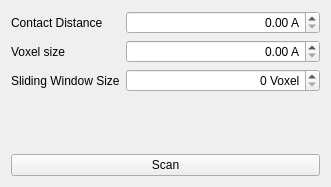
MathieuRita/INF473-x16, file Elements/ProteinScanner/form/SEProteinScannerAppGUI.ui: the form before one commit.
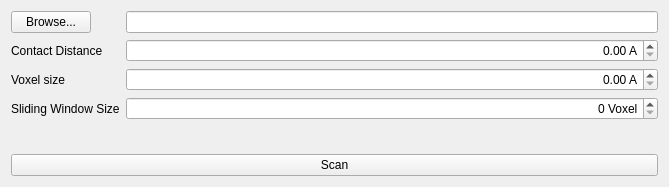
The form after the commit.

What changed in the file:
```diff
--- a/Elements/ProteinScanner/form/SEProteinScannerAppGUI.ui
+++ b/Elements/ProteinScanner/form/SEProteinScannerAppGUI.ui
@@ -6,7 +6,7 @@
    <rect>
     <x>0</x>
     <y>0</y>
-    <width>331</width>
+    <width>669</width>
     <height>187</height>
    </rect>
   </property>
@@ -22,14 +22,14 @@
   <layout class="QVBoxLayout" name="verticalLayout">
    <item>
     <layout class="QFormLayout" name="formLayout">
-     <item row="1" column="0">
+     <item row="2" column="0">
       <widget class="QLabel" name="label_2">
        <property name="text">
         <string>Voxel size</string>
        </property>
       </widget>
      </item>
-     <item row="1" column="1">
+     <item row="2" column="1">
       <widget class="QDoubleSpinBox" name="doubleSpinBoxVoxelSize">
        <property name="alignment">
         <set>Qt::AlignRight|Qt::AlignTrailing|Qt::AlignVCenter</set>
@@ -39,14 +39,14 @@
        </property>
       </widget>
      </item>
-     <item row="2" column="0">
+     <item row="3" column="0">
       <widget class="QLabel" name="label_3">
        <property name="text">
         <string>Sliding Window Size</string>
        </property>
       </widget>
      </item>
-     <item row="2" column="1">
+     <item row="3" column="1">
       <widget class="QSpinBox" name="spinBoxWindowSize">
        <property name="alignment">
         <set>Qt::AlignRight|Qt::AlignTrailing|Qt::AlignVCenter</set>
@@ -56,7 +56,7 @@
        </property>
       </widget>
      </item>
-     <item row="0" column="1">
+     <item row="1" column="1">
       <widget class="QDoubleSpinBox" name="doubleSpinBoxContactDistance">
        <property name="alignment">
         <set>Qt::AlignRight|Qt::AlignTrailing|Qt::AlignVCenter</set>
@@ -66,13 +66,23 @@
        </property>
       </widget>
      </item>
-     <item row="0" column="0">
+     <item row="1" column="0">
       <widget class="QLabel" name="label">
        <property name="text">
         <string>Contact Distance</string>
        </property>
       </widget>
      </item>
+     <item row="0" column="1">
+      <widget class="QLineEdit" name="lineEditPath"/>
+     </item>
+     <item row="0" column="0">
+      <widget class="QPushButton" name="pushButtonBrowse">
+       <property name="text">
+        <string>Browse...</string>
+       </property>
+      </widget>
+     </item>
     </layout>
    </item>
    <item>
```
Left out of the diff: 21 changed lines with no effect on the pictures.
